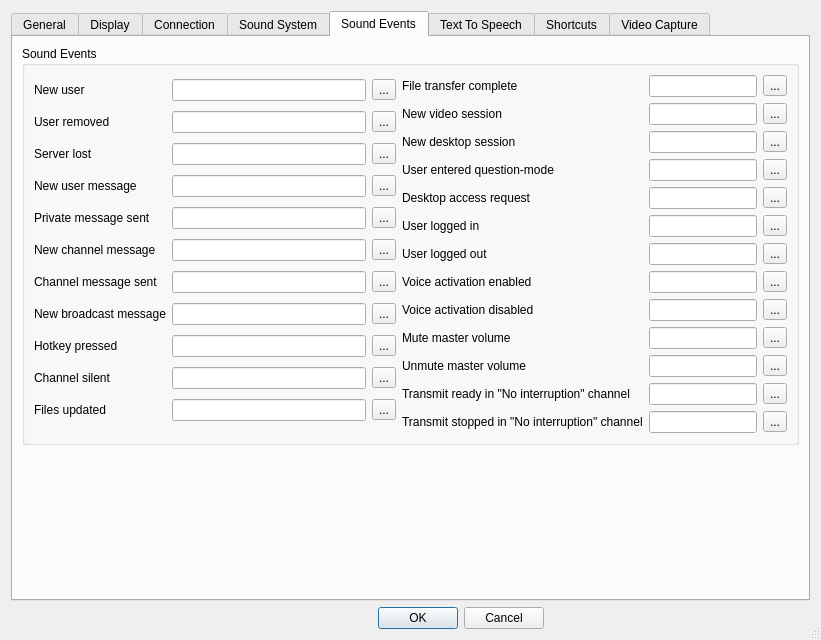
Above: Client/qtTeamTalk/preferences.ui from BearWare/TeamTalk5 before the change. Below: the same form after it.
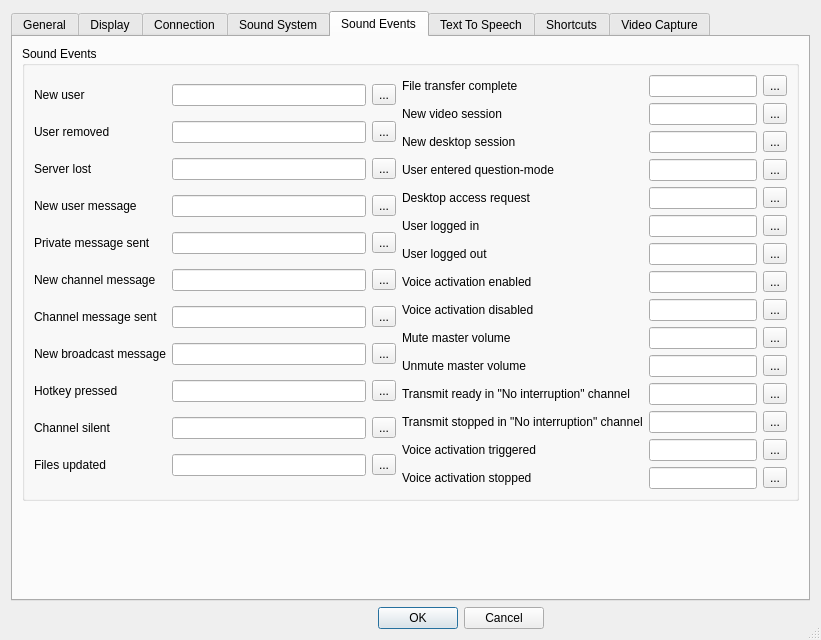
That is the form after the change. The open tabs and pages were chosen to show the change. Icons and pictures are not drawn. Custom widgets are drawn as their Qt base class.

Commit message: Add voice-activation-triggered and stopped

Patch:
```diff
--- a/Client/qtTeamTalk/preferences.ui
+++ b/Client/qtTeamTalk/preferences.ui
@@ -1729,6 +1729,52 @@
               </property>
              </widget>
             </item>
+            <item row="13" column="0">
+             <widget class="QLabel" name="label_68">
+              <property name="text">
+               <string>Voice activation triggered</string>
+              </property>
+              <property name="buddy">
+               <cstring>voiceacttrigEdit</cstring>
+              </property>
+             </widget>
+            </item>
+            <item row="13" column="1">
+             <widget class="QLineEdit" name="voiceacttrigEdit"/>
+            </item>
+            <item row="13" column="2">
+             <widget class="QToolButton" name="voiceacttrigButton">
+              <property name="accessibleName">
+               <string>Browse</string>
+              </property>
+              <property name="text">
+               <string notr="true">...</string>
+              </property>
+             </widget>
+            </item>
+            <item row="14" column="0">
+             <widget class="QLabel" name="label_69">
+              <property name="text">
+               <string>Voice activation stopped</string>
+              </property>
+              <property name="buddy">
+               <cstring>voiceactstopEdit</cstring>
+              </property>
+             </widget>
+            </item>
+            <item row="14" column="1">
+             <widget class="QLineEdit" name="voiceactstopEdit"/>
+            </item>
+            <item row="14" column="2">
+             <widget class="QToolButton" name="voiceactstopButton">
+              <property name="accessibleName">
+               <string>Browse</string>
+              </property>
+              <property name="text">
+               <string notr="true">...</string>
+              </property>
+             </widget>
+            </item>
            </layout>
           </item>
          </layout>
```
The commit also changes 6 other files.
